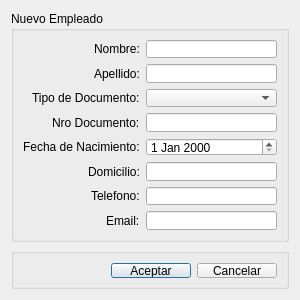
Above: src/ui/DialogAltaPersonal.ui from guilleurrutia10/division-transporte before the change. Below: the same form after it.
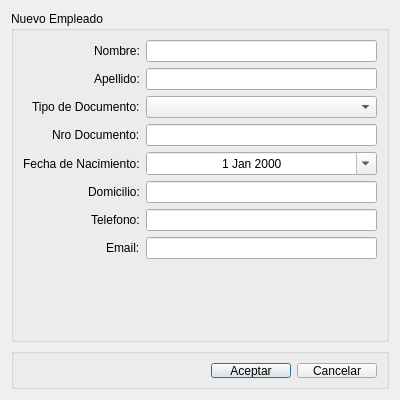
That is the form after the change.

Commit message: Mejorando algunas gráficas y agregado un popup calendar para las fechas

```diff
--- a/src/ui/DialogAltaPersonal.ui
+++ b/src/ui/DialogAltaPersonal.ui
@@ -6,25 +6,31 @@
    <rect>
     <x>0</x>
     <y>0</y>
-    <width>300</width>
-    <height>300</height>
+    <width>400</width>
+    <height>400</height>
    </rect>
   </property>
   <property name="minimumSize">
    <size>
-    <width>300</width>
-    <height>300</height>
+    <width>400</width>
+    <height>400</height>
    </size>
   </property>
   <property name="maximumSize">
    <size>
-    <width>300</width>
-    <height>300</height>
+    <width>400</width>
+    <height>400</height>
    </size>
   </property>
   <property name="windowTitle">
    <string>Alta Personal</string>
   </property>
+  <property name="sizeGripEnabled">
+   <bool>false</bool>
+  </property>
+  <property name="modal">
+   <bool>false</bool>
+  </property>
   <layout class="QVBoxLayout" name="verticalLayout">
    <item>
     <widget class="QGroupBox" name="groupBox">
@@ -93,7 +99,17 @@
        </widget>
       </item>
       <item row="4" column="1">
-       <widget class="QDateEdit" name="dateEditFechaNacimiento"/>
+       <widget class="QDateEdit" name="dateEditFechaNacimiento">
+        <property name="alignment">
+         <set>Qt::AlignCenter</set>
+        </property>
+        <property name="buttonSymbols">
+         <enum>QAbstractSpinBox::PlusMinus</enum>
+        </property>
+        <property name="calendarPopup">
+         <bool>true</bool>
+        </property>
+       </widget>
       </item>
       <item row="6" column="0">
        <widget class="QLabel" name="label_7">
```
The commit also changes 14 other files.
